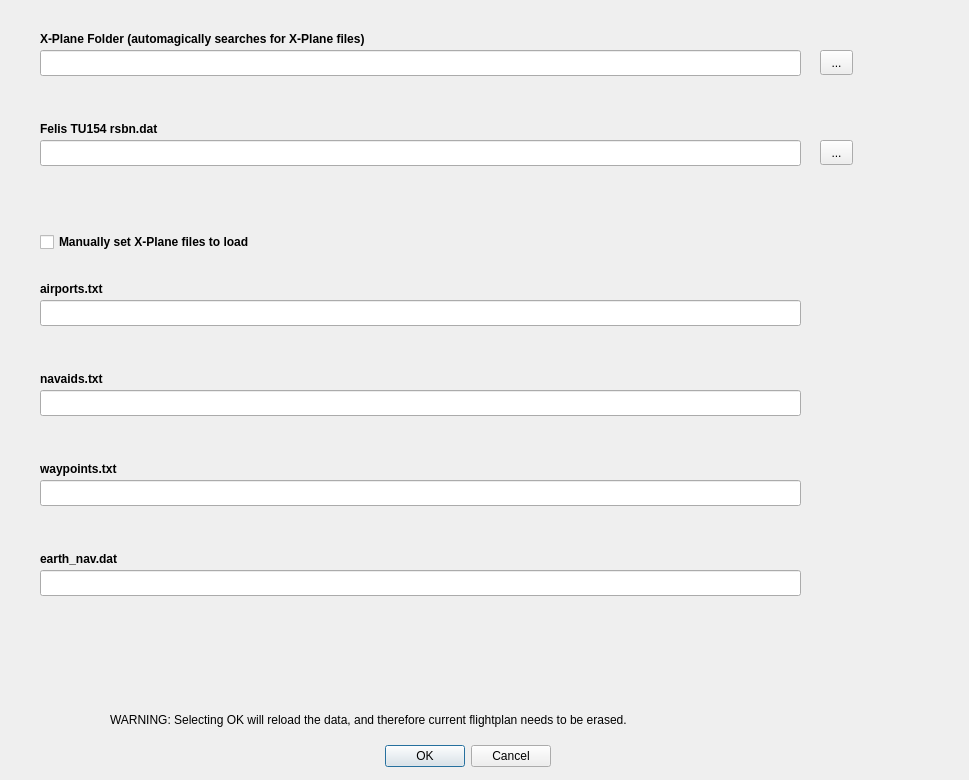
The window that dialogsettings.ui (Vantskruv/XNVU-Calculator) describes before a commit, drawn with Qt 5.
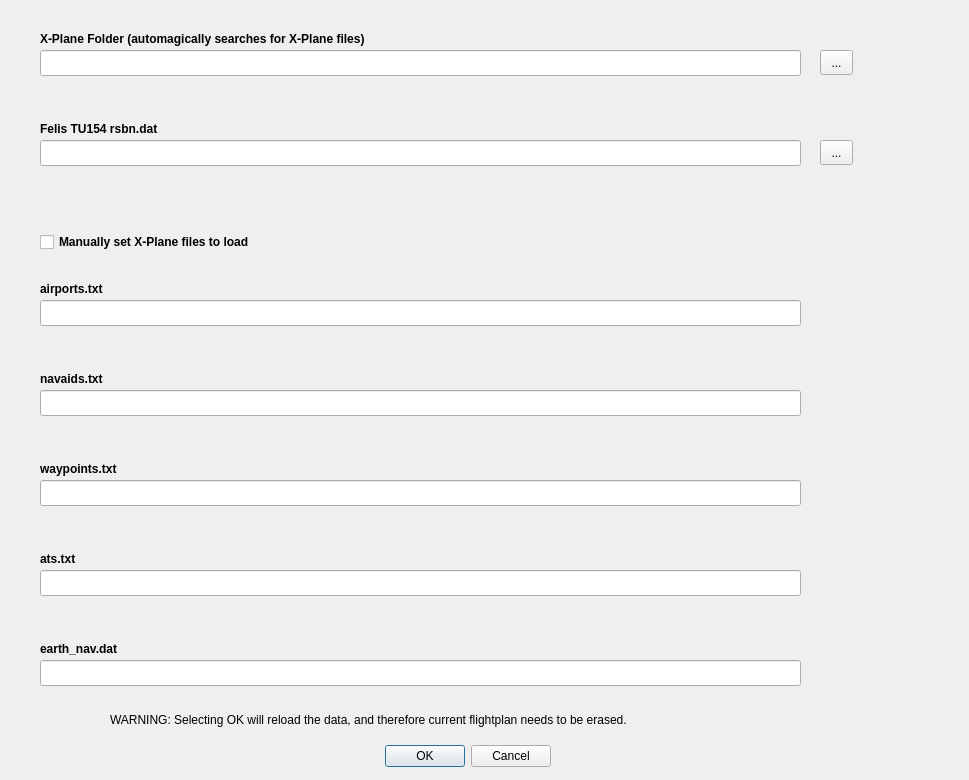
The same window after the commit.

```diff
--- a/dialogsettings.ui
+++ b/dialogsettings.ui
@@ -162,7 +162,7 @@
    <property name="geometry">
     <rect>
      <x>40</x>
-     <y>570</y>
+     <y>660</y>
      <width>761</width>
      <height>26</height>
     </rect>
@@ -172,7 +172,7 @@
    <property name="geometry">
     <rect>
      <x>40</x>
-     <y>550</y>
+     <y>640</y>
      <width>181</width>
      <height>18</height>
     </rect>
@@ -261,6 +261,35 @@
     <string>WARNING: Selecting OK will reload the data, and therefore current flightplan needs to be erased.</string>
    </property>
   </widget>
+  <widget class="QLabel" name="label_8">
+   <property name="geometry">
+    <rect>
+     <x>40</x>
+     <y>550</y>
+     <width>181</width>
+     <height>18</height>
+    </rect>
+   </property>
+   <property name="font">
+    <font>
+     <weight>75</weight>
+     <bold>true</bold>
+    </font>
+   </property>
+   <property name="text">
+    <string>ats.txt</string>
+   </property>
+  </widget>
+  <widget class="QLineEdit" name="lineEditAirwaysFile">
+   <property name="geometry">
+    <rect>
+     <x>40</x>
+     <y>570</y>
+     <width>761</width>
+     <height>26</height>
+    </rect>
+   </property>
+  </widget>
  </widget>
  <resources/>
  <connections>
```
